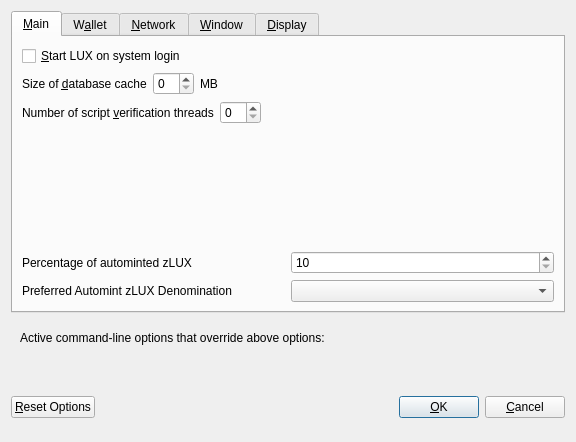
Before: the Qt Designer form src/qt/forms/optionsdialog.ui in LUX-Core/lux, drawn with Qt 5.
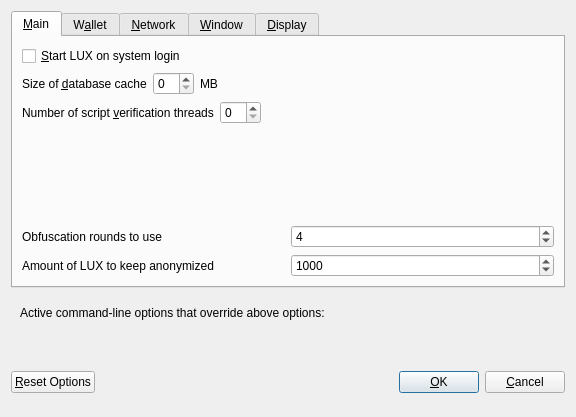
After: the same form once the commit is applied. Custom widgets are drawn as their Qt base class.

Diff of the .ui file:
```diff
--- a/src/qt/forms/optionsdialog.ui
+++ b/src/qt/forms/optionsdialog.ui
@@ -7,7 +7,7 @@
     <x>0</x>
     <y>0</y>
     <width>576</width>
-    <height>442</height>
+    <height>417</height>
    </rect>
   </property>
   <property name="windowTitle">
@@ -118,7 +118,7 @@
         </layout>
        </item>
        <item>
-        <spacer name="verticalSpacer_2">
+        <spacer name="verticalSpacer_Main">
          <property name="orientation">
           <enum>Qt::Vertical</enum>
          </property>
@@ -131,66 +131,69 @@
         </spacer>
        </item>
        <item>
-        <layout class="QHBoxLayout" name="horizontalLayout_3">
+        <layout class="QHBoxLayout" name="horizontalLayout_4_Main">
          <item>
-          <widget class="QLabel" name="percentage_label">
+          <widget class="QLabel" name="label">
            <property name="toolTip">
-            <string>Percentage of incoming LUX which get automatically converted to zLUX via Zerocoin Protocol (min: 10%)</string>
+            <string>This setting determines the amount of individual masternodes that an input will be anonymized through.&lt;br/&gt;More rounds of anonymization gives a higher degree of privacy, but also costs more in fees.</string>
            </property>
            <property name="text">
-            <string>Percentage of autominted zLUX</string>
+            <string>Obfuscation rounds to use</string>
            </property>
           </widget>
          </item>
          <item>
-          <widget class="QSpinBox" name="zeromintPercentage">
+          <widget class="QSpinBox" name="obfuscationRounds">
            <property name="minimum">
-            <number>10</number>
+            <number>2</number>
            </property>
            <property name="maximum">
-            <number>100</number>
+            <number>8</number>
+           </property>
+           <property name="value">
+            <number>4</number>
            </property>
           </widget>
          </item>
         </layout>
        </item>
        <item>
-        <layout class="QHBoxLayout" name="horizontalLayout" stretch="0,0">
-         <property name="sizeConstraint">
-          <enum>QLayout::SetFixedSize</enum>
-         </property>
+        <layout class="QHBoxLayout" name="horizontalLayout">
          <item>
-          <widget class="QLabel" name="labelPreferredDenom">
-           <property name="maximumSize">
-            <size>
-             <width>16777215</width>
-             <height>16777215</height>
-            </size>
-           </property>
+          <widget class="QLabel" name="label_2">
            <property name="toolTip">
-            <string>Wait with automatic conversion to Zerocoin until enough LUX for this denomination is available</string>
+            <string>This amount acts as a threshold to turn off Obfuscation once it's reached.</string>
+           </property>
+           <property name="statusTip">
+            <string notr="true"/>
+           </property>
+           <property name="whatsThis">
+            <string notr="true"/>
+           </property>
+           <property name="accessibleName">
+            <string notr="true"/>
+           </property>
+           <property name="accessibleDescription">
+            <string notr="true"/>
            </property>
            <property name="text">
-            <string>Preferred Automint zLUX Denomination</string>
+            <string>Amount of LUX to keep anonymized</string>
            </property>
           </widget>
          </item>
          <item>
-          <widget class="QComboBox" name="preferredDenom">
-           <property name="maximumSize">
-            <size>
-             <width>16777215</width>
-             <height>27</height>
-            </size>
+          <widget class="QSpinBox" name="anonymizeLux">
+           <property name="minimum">
+            <number>100</number>
            </property>
-           <property name="toolTip">
-            <string>Wait with automatic conversion to Zerocoin until enough LUX for this denomination is available</string>
+           <property name="maximum">
+            <number>100000</number>
            </property>
-           <property name="maxVisibleItems">
-            <number>9</number>
+           <property name="singleStep">
+            <number>100</number>
            </property>
-           <property name="maxCount">
-            <number>9</number>
+           <property name="value">
+            <number>1000</number>
            </property>
           </widget>
          </item>
@@ -473,7 +476,7 @@
          </property>
          <property name="text">
           <string>Language missing or translation incomplete? Help contributing translations here:
-https://www.transifex.com/216k155/216k155-translations</string>
+https://www.transifex.com/lux-project/lux-project-translations</string>
          </property>
          <property name="wordWrap">
           <bool>true</bool>
```
